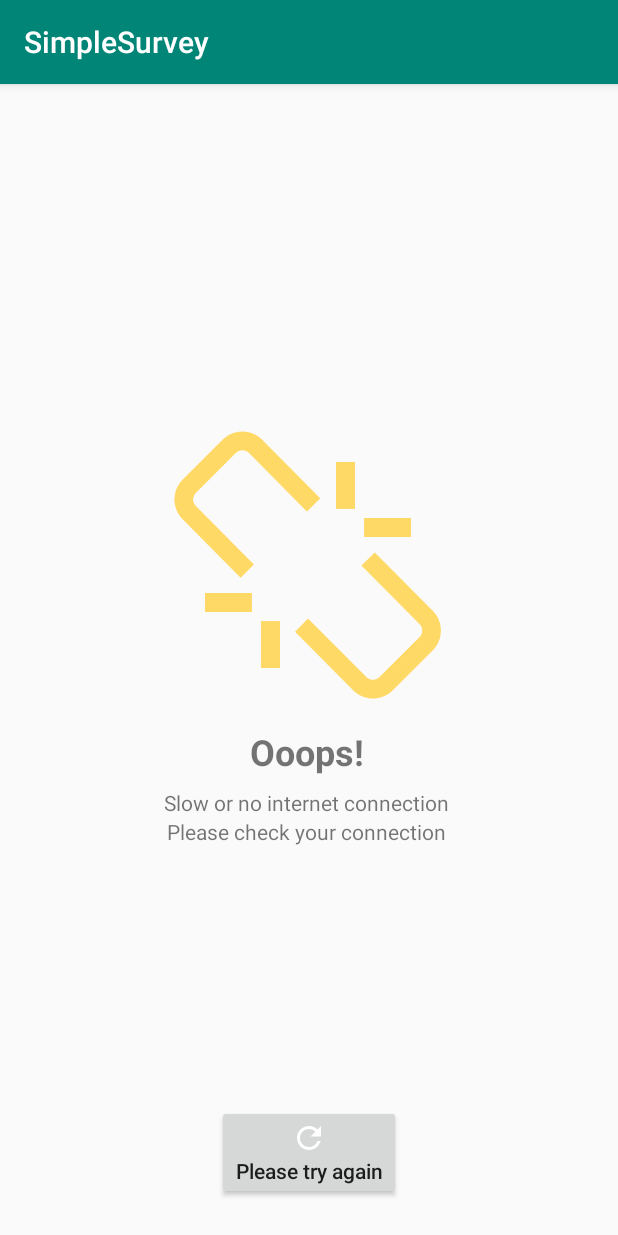
After one commit to wellingtonasilva/simple-survey, an Android app: the NoConnectionActivity screen opened directly, with no data from a screen before it, on a phone screen of 412 x 824 dp. The commit adds this screen. Run offline under Robolectric (Android 15) with nearby library versions, the phone set to English and light mode, and no system bars; network calls fail.

Commit message:
Method to checking internet connection

```diff
--- a/app/src/main/AndroidManifest.xml
+++ b/app/src/main/AndroidManifest.xml
@@ -2,6 +2,7 @@
 <manifest xmlns:android="http://schemas.android.com/apk/res/android"
     package="br.com.wsilva.simplesurvey">
 
+    <uses-permission android:name="android.permission.ACCESS_NETWORK_STATE" />
     <uses-permission android:name="android.permission.INTERNET"/>
 
     <application
@@ -21,6 +22,7 @@
         </activity>
 
         <activity android:name=".features.health.HealthStatusActivity" />
+        <activity android:name=".features.noconnection.NoConnectionActivity" />
     </application>
 
 </manifest>
--- /dev/null
+++ b/app/src/main/java/br/com/wsilva/simplesurvey/features/noconnection/NoConnectionActivity.kt
@@ -0,0 +1,29 @@
+package br.com.wsilva.simplesurvey.features.noconnection
+
+import android.os.Bundle
+import br.com.wsilva.simplesurvey.R
+import br.com.wsilva.simplesurvey.core.BasicActivity
+
+class NoConnectionActivity: BasicActivity() {
+
+    override fun onCreate(savedInstanceState: Bundle?) {
+        super.onCreate(savedInstanceState)
+        setContentView(R.layout.lay_basic_activity)
+        init(savedInstanceState)
+    }
+
+    private fun init(savedInstanceState: Bundle?)
+    {
+        val fragmentManager = supportFragmentManager
+        var fragment = fragmentManager.findFragmentByTag(NoConnectionFragment.TAG)
+        if (fragment == null) {
+            fragment = NoConnectionFragment.newInstance()
+        }
+        if (savedInstanceState == null) {
+            fragment.arguments = intent.extras
+        } else {
+            fragment.arguments = savedInstanceState
+        }
+        addFragmentToActivity(fragmentManager, fragment, R.id.frameLayout, NoConnectionFragment.TAG)
+    }
+}
--- /dev/null
+++ b/app/src/main/java/br/com/wsilva/simplesurvey/features/noconnection/NoConnectionFragment.kt
@@ -0,0 +1,51 @@
+package br.com.wsilva.simplesurvey.features.noconnection
+
+import android.content.IntentFilter
+import android.net.ConnectivityManager
+import android.os.Build
+import android.os.Bundle
+import android.view.LayoutInflater
+import android.view.View
+import android.view.ViewGroup
+import android.widget.Toast
+import br.com.wsilva.simplesurvey.R
+import br.com.wsilva.simplesurvey.core.BasicFragment
+import br.com.wsilva.simplesurvey.util.CheckConnectionReceiver
+
+class NoConnectionFragment: BasicFragment(), CheckConnectionReceiver.CheckConnectionListener {
+    val broadcastReceiver = CheckConnectionReceiver(this)
+
+    companion object {
+        val TAG: String = "NoConnectionFragment"
+        fun newInstance(): NoConnectionFragment {
+            return NoConnectionFragment()
+        }
+    }
+
+    override fun onCreate(savedInstanceState: Bundle?) {
+        super.onCreate(savedInstanceState)
+
+        if (Build.VERSION.SDK_INT >= Build.VERSION_CODES.N) {
+            context?.registerReceiver(broadcastReceiver, IntentFilter(ConnectivityManager.CONNECTIVITY_ACTION))
+        }
+        if (Build.VERSION.SDK_INT >= Build.VERSION_CODES.M) {
+            context?.registerReceiver(broadcastReceiver, IntentFilter(ConnectivityManager.CONNECTIVITY_ACTION))
+        }
+    }
+
+    override fun onCreateView(inflater: LayoutInflater, container: ViewGroup?, savedInstanceState: Bundle?): View?
+    {
+        val view = inflater?.inflate(R.layout.lay_no_connection_fragment, container, false)
+
+        return view
+    }
+
+    override fun onDestroy() {
+        context?.unregisterReceiver(broadcastReceiver)
+        super.onDestroy()
+    }
+
+    override fun OnConnectionChange(isOnline: Boolean) {
+        Toast.makeText(context, "isOnline: $isOnline", Toast.LENGTH_SHORT).show()
+    }
+}
--- a/app/src/main/java/br/com/wsilva/simplesurvey/util/AppUtils.kt
+++ b/app/src/main/java/br/com/wsilva/simplesurvey/util/AppUtils.kt
@@ -1,5 +1,8 @@
 package br.com.wsilva.simplesurvey.util
 
+import android.content.Context
+import android.net.ConnectivityManager
+import android.net.NetworkInfo
 import com.google.gson.GsonBuilder
 import okhttp3.OkHttpClient
 import okhttp3.logging.HttpLoggingInterceptor
@@ -33,5 +36,12 @@ class AppUtils {
                 .addConverterFactory(GsonConverterFactory.create(gson))
                 .build()
         }
+
+        fun isConnected(context: Context): Boolean {
+            val cm = context.getSystemService(Context.CONNECTIVITY_SERVICE) as ConnectivityManager
+            val activeNetwork: NetworkInfo? = cm.activeNetworkInfo
+
+            return activeNetwork?.isConnectedOrConnecting == true
+        }
     }
 }
--- /dev/null
+++ b/app/src/main/java/br/com/wsilva/simplesurvey/util/CheckConnectionReceiver.kt
@@ -0,0 +1,16 @@
+package br.com.wsilva.simplesurvey.util
+
+import android.content.BroadcastReceiver
+import android.content.Context
+import android.content.Intent
+
+class CheckConnectionReceiver(private val listener: CheckConnectionListener): BroadcastReceiver() {
+
+    interface CheckConnectionListener {
+        fun OnConnectionChange(isOnline: Boolean)
+    }
+
+    override fun onReceive(context: Context, intent: Intent) {
+        listener.OnConnectionChange(AppUtils.isConnected(context))
+    }
+}
--- /dev/null
+++ b/app/src/main/res/layout/lay_no_connection_fragment.xml
@@ -0,0 +1,82 @@
+<?xml version="1.0" encoding="utf-8"?>
+<androidx.constraintlayout.widget.ConstraintLayout
+    xmlns:android="http://schemas.android.com/apk/res/android"
+    xmlns:app="http://schemas.android.com/apk/res-auto"
+    xmlns:tools="http://schemas.android.com/tools" android:layout_width="match_parent"
+    android:layout_height="match_parent"
+    android:orientation="vertical"
+    >
+
+    <ImageView
+        android:id="@+id/imageView"
+        android:layout_width="200dp"
+        android:layout_height="200dp"
+        android:layout_marginLeft="8dp"
+        android:layout_marginRight="8dp"
+        app:layout_constraintBottom_toBottomOf="parent"
+        app:layout_constraintHorizontal_bias="0.497"
+        app:layout_constraintLeft_toLeftOf="parent"
+        app:layout_constraintRight_toRightOf="parent"
+        app:layout_constraintTop_toTopOf="parent"
+        app:layout_constraintVertical_bias="0.389"
+        app:srcCompat="@drawable/ic_broken_link"
+        tools:visibility="visible" />
+
+    <TextView
+        android:id="@+id/txtSorry"
+        android:layout_width="wrap_content"
+        android:layout_height="wrap_content"
+        android:layout_marginStart="8dp"
+        android:layout_marginTop="8dp"
+        android:layout_marginEnd="8dp"
+        android:text="@string/app_oops"
+        android:textAlignment="center"
+        android:textSize="24sp"
+        android:textStyle="bold"
+        app:layout_constraintEnd_toEndOf="parent"
+        app:layout_constraintHorizontal_bias="0.496"
+        app:layout_constraintStart_toStartOf="parent"
+        app:layout_constraintTop_toBottomOf="@+id/imageView" />
+
+    <TextView
+        android:id="@+id/lblSlowConnection"
+        android:layout_width="wrap_content"
+        android:layout_height="wrap_content"
+        android:layout_marginStart="8dp"
+        android:layout_marginTop="8dp"
+        android:layout_marginEnd="8dp"
+        android:text="@string/app_no_connection"
+        android:textAlignment="center"
+        android:textSize="14sp"
+        app:layout_constraintEnd_toEndOf="parent"
+        app:layout_constraintHorizontal_bias="0.493"
+        app:layout_constraintStart_toStartOf="parent"
+        app:layout_constraintTop_toBottomOf="@+id/txtSorry" />
+
+    <TextView
+        android:id="@+id/textView"
+        android:layout_width="wrap_content"
+        android:layout_height="wrap_content"
+        android:layout_marginStart="8dp"
+        android:layout_marginEnd="8dp"
+        android:text="@string/app_please_check_connection"
+        android:textAlignment="center"
+        android:textSize="14sp"
+        app:layout_constraintEnd_toEndOf="parent"
+        app:layout_constraintHorizontal_bias="0.493"
+        app:layout_constraintStart_toStartOf="parent"
+        app:layout_constraintTop_toBottomOf="@+id/lblSlowConnection" />
+
+    <Button
+        android:id="@+id/btnPleaseTryAgain"
+        android:layout_width="wrap_content"
+        android:layout_height="wrap_content"
+        android:layout_marginBottom="24dp"
+        android:text="@string/app_please_try_again"
+        android:drawableTop="@drawable/ic_refresh"
+        app:layout_constraintBottom_toBottomOf="parent"
+        app:layout_constraintEnd_toEndOf="parent"
+        app:layout_constraintStart_toStartOf="parent"
+        android:textAllCaps="false"
+        />
+</androidx.constraintlayout.widget.ConstraintLayout>
--- a/app/src/main/res/values/strings.xml
+++ b/app/src/main/res/values/strings.xml
@@ -4,4 +4,7 @@
     <string name="app_whoops">Whoops</string>
     <string name="app_sorry">Sorry, It\'s not you. It\'s us!</string>
     <string name="app_please_try_again">Please try again</string>
+    <string name="app_oops">Ooops!</string>
+    <string name="app_no_connection">Slow or no internet connection</string>
+    <string name="app_please_check_connection">Please check your connection</string>
 </resources>
```
Also changed, not shown: app/src/main/res/drawable-nodpi/ic_broken_link.png (added), 1 other file.
